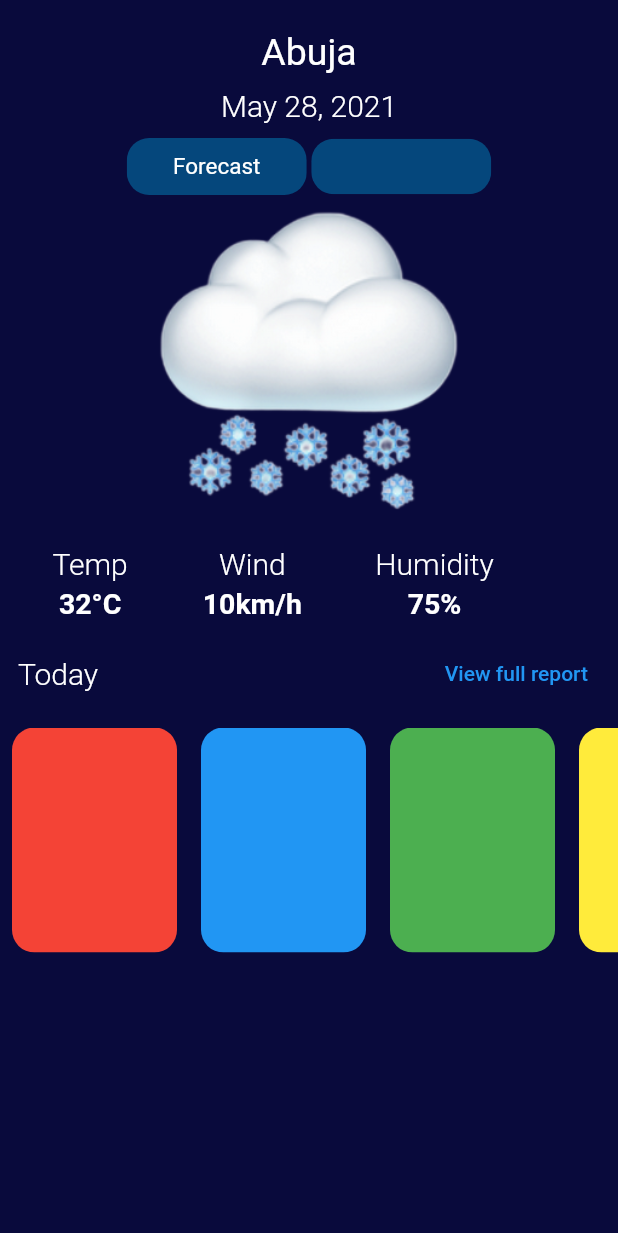
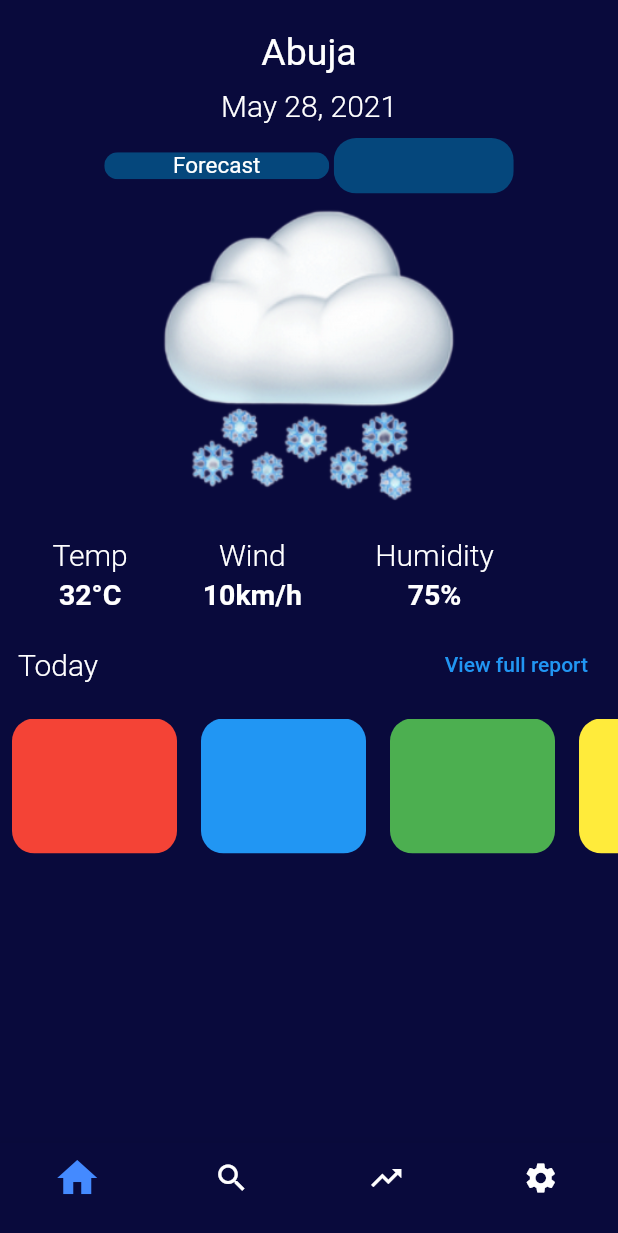
Before and after one commit to Galadima3/Weather-App, a Flutter app: the screen it shows after launch, on a phone screen of 412 x 824 dp. Shown: the top 1233 px of the screen. Run offline on Flutter 3.47's test engine with Material 2 defaults, Android fonts, the phone set to English and light mode, and no system bars; our stand-ins replace geolocator.

Commit message:
3rd Commit

```diff
--- a/lib/screens/home_page.dart
+++ b/lib/screens/home_page.dart
@@ -28,7 +28,7 @@ class _HomePageState extends State<HomePage> {
       //return await Geolocator.getCurrentPosition();
       Position position = await Geolocator.getCurrentPosition(
           desiredAccuracy: LocationAccuracy.high);
-      print(position);
+
       setState(() {
         lat = position.latitude.toString();
         long = position.longitude.toString();
@@ -36,11 +36,46 @@ class _HomePageState extends State<HomePage> {
     }
   }
 
+  int _selectedIndex = 0;
+  void _onItemTapped(int index) {
+    setState(() {
+      _selectedIndex = index;
+    });
+  }
+
   @override
   Widget build(BuildContext context) {
     return SafeArea(
       child: Scaffold(
         backgroundColor: Color(0xFF090A3C),
+        bottomNavigationBar: BottomNavigationBar(
+          unselectedItemColor: Colors.white,
+          selectedIconTheme: IconThemeData(color: Colors.blueAccent, size: 32),
+          type: BottomNavigationBarType.fixed,
+          backgroundColor: Color(0xFF090A3C),
+          items: const <BottomNavigationBarItem>[
+            BottomNavigationBarItem(
+              icon: Icon(Icons.home),
+              label: ''
+            ),
+            BottomNavigationBarItem(
+              icon: Icon(Icons.search),
+              label: ''
+            ),
+            BottomNavigationBarItem(
+              icon: Icon(Icons.trending_up_outlined),
+              label: ''
+            ),
+            BottomNavigationBarItem(
+              icon: Icon(Icons.settings),
+              label: ''
+            ),
+          ],
+          currentIndex: _selectedIndex,
+          //selectedItemColor: Colors.amber[800],
+          onTap: _onItemTapped,
+        ),
+
         body: Center(
           child: Column(
             children: [
@@ -79,7 +114,7 @@ class _HomePageState extends State<HomePage> {
               ),
               kImprovedSpace,
               Container(
-                height: 200,
+                height: 195,
                 width: double.infinity,
                 child: Image.asset('images/cloud-with-snow.png'),
               ),
@@ -149,23 +184,25 @@ class _HomePageState extends State<HomePage> {
                   ),
                 ],
               ),
-
               Row(
                 mainAxisAlignment: MainAxisAlignment.spaceBetween,
                 children: [
-
                   Padding(
                     padding: const EdgeInsets.all(12.0),
-                    child: Text('Today', style: kDateStyle,),
+                    child: Text(
+                      'Today',
+                      style: kDateStyle,
+                    ),
                   ),
                   Padding(
                     padding: const EdgeInsets.all(12.0),
-                    child: TextButton(onPressed: (){}, child: Text('View full report')),
+                    child: TextButton(
+                        onPressed: () {}, child: Text('View full report')),
                   )
                 ],
               ),
               SizedBox(
-                height: 150,
+                height: 90,
                 child: ListView(
                   shrinkWrap: true,
                   scrollDirection: Axis.horizontal,
@@ -175,7 +212,6 @@ class _HomePageState extends State<HomePage> {
                     TestContainer(color: Colors.green),
                     TestContainer(color: Colors.yellow),
                     TestContainer(color: Colors.deepPurple),
-
                   ],
                 ),
               )
--- a/lib/utilities/widgets.dart
+++ b/lib/utilities/widgets.dart
@@ -15,8 +15,8 @@ class ClipContainer extends StatelessWidget {
     return ClipRRect(
       borderRadius: BorderRadius.circular(15),
       child: Container(
-        height: 38,
-        width: 120,
+
+        width: 150,
         color: _colorContainer,
         child: Center(
           child: Text(
```
Also changed, not shown: images/cloud-with-lightning-and-rain.png (added), lib/screens/forecast_page.dart (added), lib/screens/search_page.dart (added).
